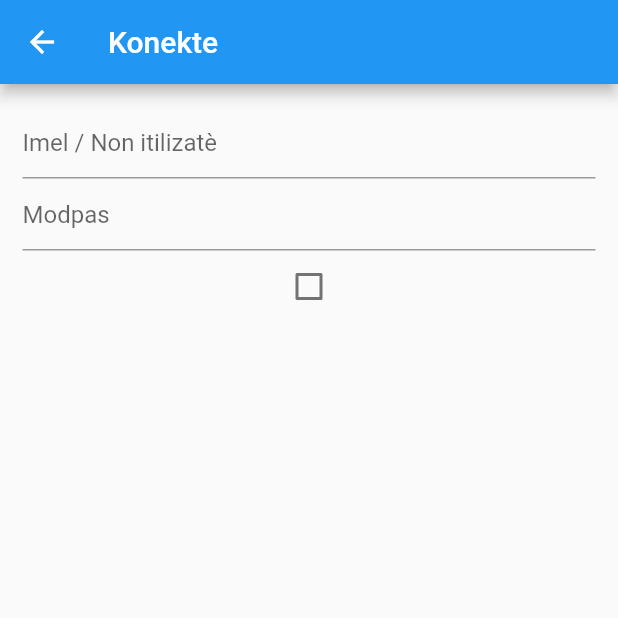
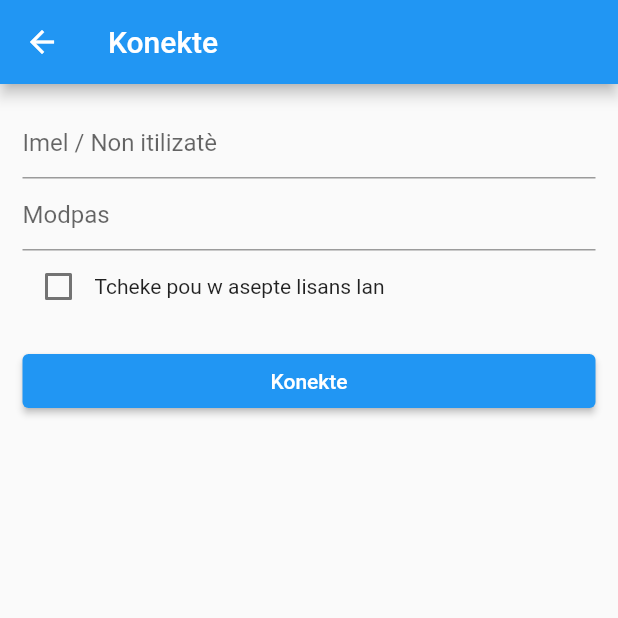
Before and after one commit to Lemayzeur/flutter_course_series, a Flutter app: the LoginScreen screen opened directly, on a phone screen of 412 x 824 dp, the top half of it. Run offline on Flutter 3.47's test engine with Material 2 defaults, Android fonts, the phone set to English and light mode, and no system bars; our stand-ins replace flutter_secure_storage; accounts and stored records are empty; network calls fail.

Commit message:
chapter13.1

```diff
--- a/lib/screens/login_screen.dart
+++ b/lib/screens/login_screen.dart
@@ -6,7 +6,6 @@ class LoginScreen extends StatefulWidget {
   @override
   _LoginScreenState createState() => _LoginScreenState();
 }
-
 class _LoginScreenState extends State<LoginScreen> {
   final _formKey = GlobalKey<FormState>();
   TextEditingController emailInput = TextEditingController();
@@ -23,26 +22,10 @@ class _LoginScreenState extends State<LoginScreen> {
           key: _formKey,
           child: Column(
             children: <Widget>[
-              TextFormField(
-                controller: emailInput,
-                style: const TextStyle(
-                  fontSize: 16,
-                  color: Colors.purple,
-                ),
-                decoration: const InputDecoration(
-                  hintText: "Imel / Non itilizatè"
-                ),
-              ),
-              TextFormField(
-                controller: passwordInput,
-                style: const TextStyle(
-                  fontSize: 16,
-                  color: Colors.purple,
-                ),
-                decoration: const InputDecoration(
-                  hintText: "Modpas"
-                ),
-              ),
+              generateTextField(emailInput, hintText: "Imel / Non itilizatè"),
+              generateTextField(passwordInput, hintText: "Modpas", obscureText: true),
+              Row(
+                children: [
                   Checkbox(
                     value: licenceAccepted,
                     onChanged: (value){
@@ -52,12 +35,53 @@ class _LoginScreenState extends State<LoginScreen> {
                         });
                       }
                     },
-                checkColor: Colors.purple,
+                    activeColor: Colors.purple,
                   ),
+                  const Text('Tcheke pou w asepte lisans lan')
+                ],
+              ),
+              const SizedBox(height: 15.0),
+              SizedBox(
+                width: double.infinity,
+                child: ElevatedButton(
+                  child: Text("Konekte"),
+                  onPressed: () {
+                    if(_formKey.currentState!.validate()){
+                        // voye done yo ale bay yon API, pa ekzanp.
+                        Map data = {"username": emailInput.text, "password": passwordInput.text};
+                        print(data);
+                    }else{
+                      ScaffoldMessenger.of(context).showSnackBar(
+                        const SnackBar(content: Text("Fòmilè a pa valid"))
+                      );
+                    }
+                  }
+                )
+              )
             ],
           ),
         )
       )
     );
   }
+  TextFormField generateTextField(controller, {required String hintText, bool obscureText=false}){
+    return TextFormField(
+      controller: controller,
+      obscureText: obscureText,
+      style: const TextStyle(
+        fontSize: 16,
+        color: Colors.purple,
+      ),
+      decoration: InputDecoration(
+        hintText: hintText
+      ),
+      validator: (value){
+        if(value ==  null  || value.isEmpty){
+          return 'Chan sa obligatwa';
         }
+        return null;
+      },
+    );
+  }
+
+}
```
Lines whose indentation alone changed are shown as unchanged.
